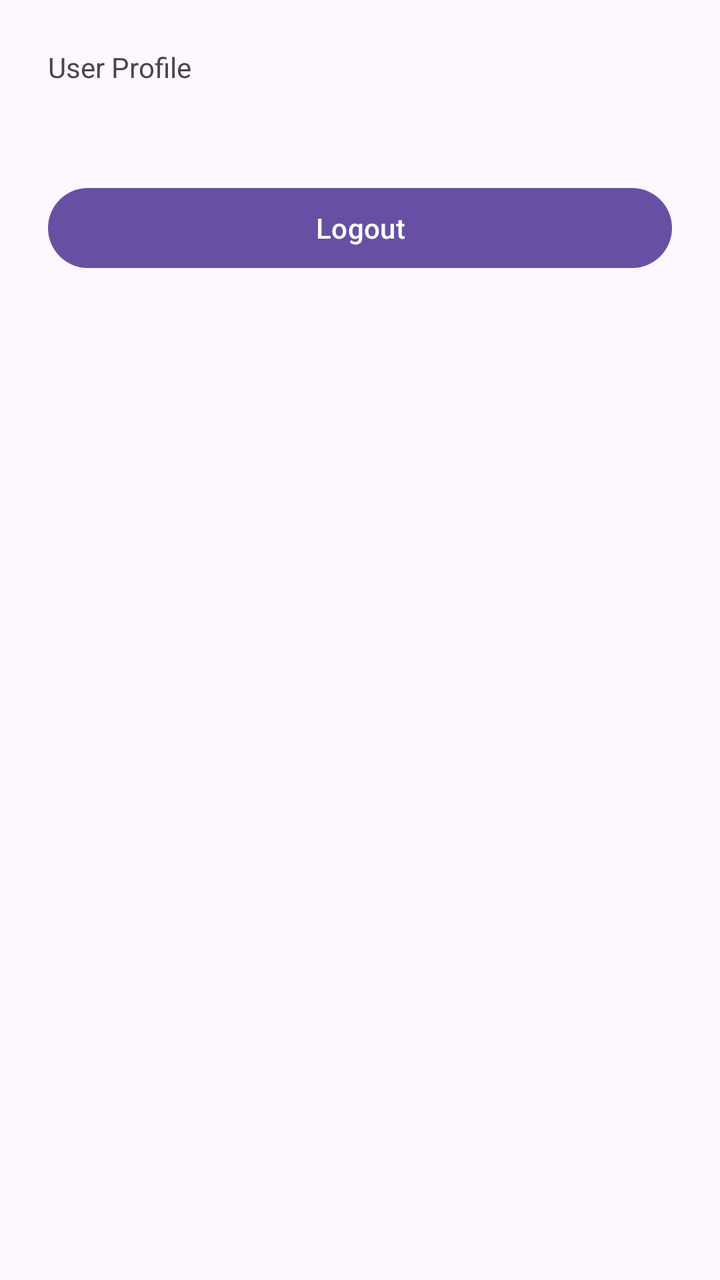
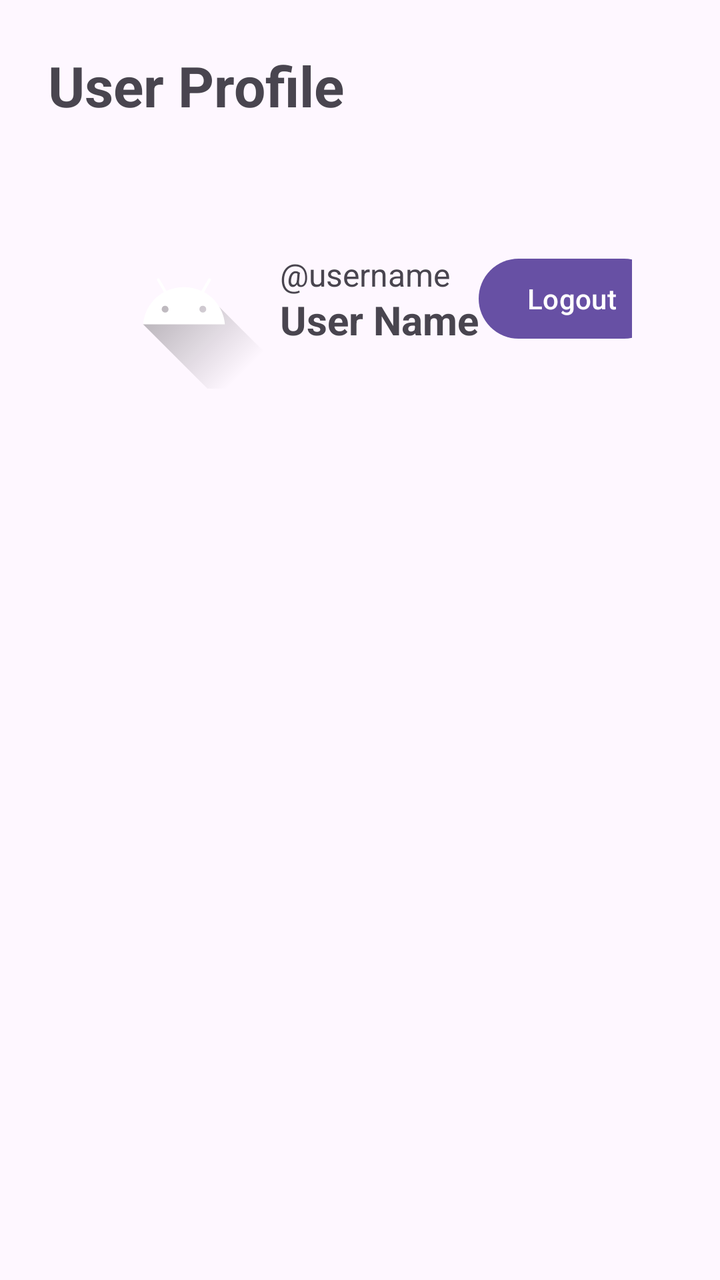

An Android layout rendered at two revisions. The XML below is the earlier revision; the diff shows what the commit changed to produce the second picture.
<!-- AndroidManifest.xml: application theme Theme.Material3.DayNight.NoActionBar -->
<!-- res/layout/fragment_user_profile.xml -->
<?xml version="1.0" encoding="utf-8"?>
<LinearLayout xmlns:android="http://schemas.android.com/apk/res/android"
    xmlns:tools="http://schemas.android.com/tools"
    android:layout_width="match_parent"
    android:layout_height="match_parent"
    tools:context=".Others.UserProfileFragment"
    android:padding="24dp"
    android:orientation="vertical">


    <TextView
        android:layout_width="match_parent"
        android:layout_height="66dp"
        android:text="User Profile" />

    <Button
        android:id="@+id/logoutButton"
        android:layout_width="match_parent"
        android:layout_height="wrap_content"
        android:text="Logout" />

</LinearLayout>
<!-- resources referenced by this layout -->
<resources>

</resources>

<!-- the commit's change to res/layout/fragment_user_profile.xml (unified diff, before → after) -->
@@ -1,22 +1,102 @@
 <?xml version="1.0" encoding="utf-8"?>
-<LinearLayout xmlns:android="http://schemas.android.com/apk/res/android"
+<ScrollView xmlns:android="http://schemas.android.com/apk/res/android"
     xmlns:tools="http://schemas.android.com/tools"
     android:layout_width="match_parent"
     android:layout_height="match_parent"
-    tools:context=".Others.UserProfileFragment"
-    android:padding="24dp"
-    android:orientation="vertical">
+    android:layout_marginBottom="20dp"
+    tools:context=".Others.UserProfileFragment">
 
-
-    <TextView
-        android:layout_width="match_parent"
-        android:layout_height="66dp"
-        android:text="User Profile" />
-
-    <Button
-        android:id="@+id/logoutButton"
+    <LinearLayout
         android:layout_width="match_parent"
         android:layout_height="wrap_content"
-        android:text="Logout" />
+        android:orientation="vertical"
+        android:padding="24dp">
 
-</LinearLayout>
+        
+        <TextView
+            android:layout_width="match_parent"
+            android:layout_height="wrap_content"
+            android:layout_marginBottom="24dp"
+            android:text="User Profile"
+            android:textSize="28sp"
+            android:textStyle="bold" />
+
+        <LinearLayout
+            android:layout_width="match_parent"
+            android:layout_height="129dp"
+            android:orientation="horizontal"
+            android:padding="20dp">
+
+            
+
+            
+
+            
+
+            
+
+            <ImageView
+                android:id="@+id/profileImage"
+                android:layout_width="96dp"
+                android:layout_height="96dp"
+                android:layout_gravity="center_horizontal"
+                android:contentDescription="Profile picture"
+                android:src="@drawable/ic_launcher_foreground" />
+
+            <FrameLayout
+                android:layout_width="wrap_content"
+                android:layout_height="wrap_content"
+                android:layout_gravity="center_vertical">
+
+                <TextView
+                    android:id="@+id/profileName"
+                    android:layout_width="match_parent"
+                    android:layout_height="wrap_content"
+                    android:layout_marginTop="20dp"
+                    android:gravity="center"
+                    android:text="User Name"
+                    android:textSize="20sp"
+                    android:textStyle="bold" />
+
+                <TextView
+                    android:id="@+id/profileUsername"
+                    android:layout_width="match_parent"
+                    android:layout_height="wrap_content"
+                    android:text="@username"
+                    android:textSize="16sp" />
+            </FrameLayout>
+
+            <Space
+                android:layout_width="70dp"
+                android:layout_height="12dp"
+                android:layout_weight="1" />
+
+            <Button
+                android:id="@+id/logoutButton"
+                android:layout_width="wrap_content"
+                android:layout_height="wrap_content"
+                android:layout_marginTop="20dp"
+                android:text="Logout" />
+
+            <TextView
+                android:id="@+id/notLoggedInText"
+                android:layout_width="match_parent"
+                android:layout_height="wrap_content"
+                android:gravity="center"
+                android:text="You are not logged in"
+                android:textSize="16sp"
+                android:visibility="gone" />
+
+            <Button
+                android:id="@+id/loginButton"
+                android:layout_width="match_parent"
+                android:layout_height="wrap_content"
+                android:layout_marginTop="12dp"
+                android:text="Login"
+                android:visibility="gone" />
+
+        </LinearLayout>
+
+    </LinearLayout>
+
+</ScrollView>
<!-- resource entries referenced after the edit -->
@@ -1,5 +1,35 @@
 <!-- resources referenced by this layout -->
 <resources>
-
+  <!-- drawable ic_launcher_foreground (drawable) -->
+  <vector xmlns:android="http://schemas.android.com/apk/res/android"
+      xmlns:aapt="http://schemas.android.com/aapt"
+      android:width="108dp"
+      android:height="108dp"
+      android:viewportWidth="108"
+      android:viewportHeight="108">
+      <path android:pathData="M31,63.928c0,0 6.4,-11 12.1,-13.1c7.2,-2.6 26,-1.4 26,-1.4l38.1,38.1L107,108.928l-32,-1L31,63.928z">
+          <aapt:attr name="android:fillColor">
+              <gradient
+                  android:endX="85.84757"
+                  android:endY="92.4963"
+                  android:startX="42.9492"
+                  android:startY="49.59793"
+                  android:type="linear">
+                  <item
+                      android:color="#44000000"
+                      android:offset="0.0" />
+                  <item
+                      android:color="#00000000"
+                      android:offset="1.0" />
+              </gradient>
+          </aapt:attr>
+      </path>
+      <path
+          android:fillColor="#FFFFFF"
+          android:fillType="nonZero"
+          android:pathData="M65.3,45.828l3.8,-6.6c0.2,-0.4 0.1,-0.9 -0.3,-1.1c-0.4,-0.2 -0.9,-0.1 -1.1,0.3l-3.9,6.7c-6.3,-2.8 -13.4,-2.8 -19.7,0l-3.9,-6.7c-0.2,-0.4 -0.7,-0.5 -1.1,-0.3C38.8,38.328 38.7,38.828 38.9,39.228l3.8,6.6C36.2,49.428 31.7,56.028 31,63.928h46C76.3,56.028 71.8,49.428 65.3,45.828zM43.4,57.328c-0.8,0 -1.5,-0.5 -1.8,-1.2c-0.3,-0.7 -0.1,-1.5 0.4,-2.1c0.5,-0.5 1.4,-0.7 2.1,-0.4c0.7,0.3 1.2,1 1.2,1.8C45.3,56.528 44.5,57.328 43.4,57.328L43.4,57.328zM64.6,57.328c-0.8,0 -1.5,-0.5 -1.8,-1.2s-0.1,-1.5 0.4,-2.1c0.5,-0.5 1.4,-0.7 2.1,-0.4c0.7,0.3 1.2,1 1.2,1.8C66.5,56.528 65.6,57.328 64.6,57.328L64.6,57.328z"
+          android:strokeWidth="1"
+          android:strokeColor="#00000000" />
+  </vector>
 </resources>
 
